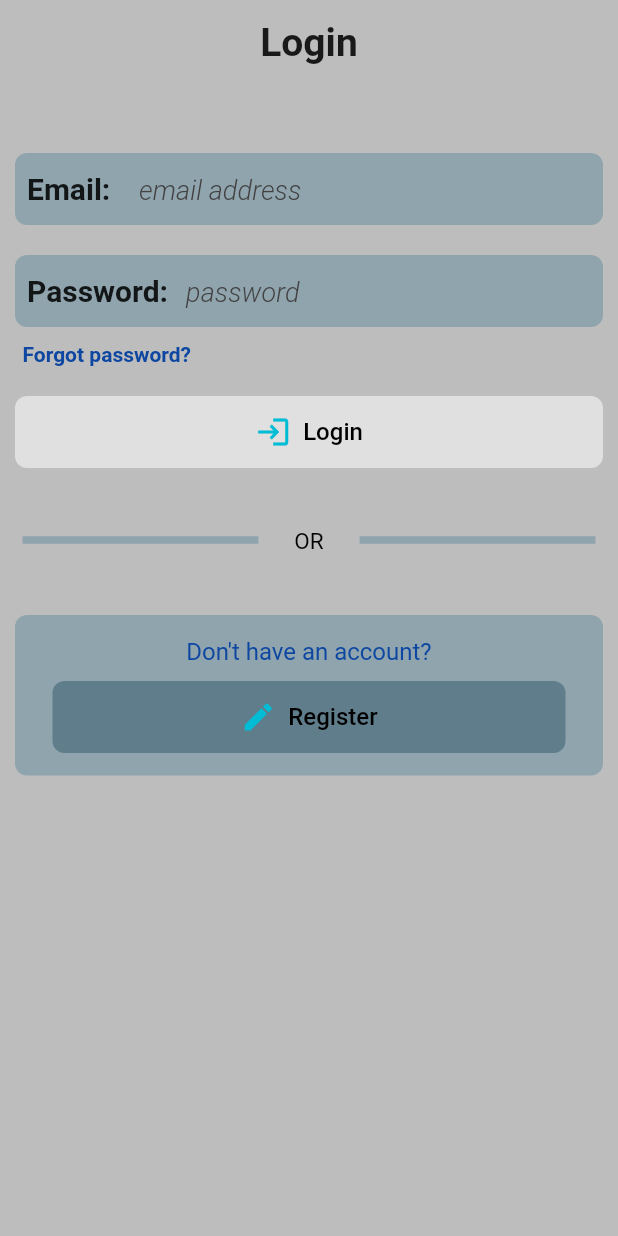
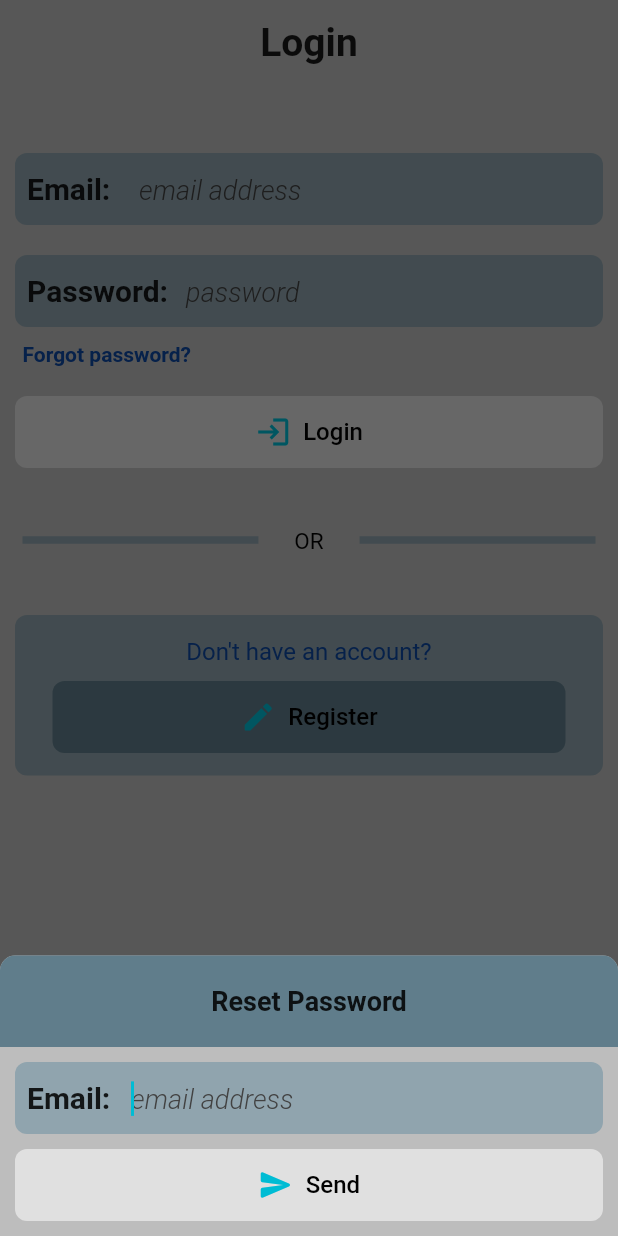
Before and after one commit to amoukaled/tasks_flutter, a Flutter app: the screen it shows after launch, after a tap on "Forgot password?", on a phone screen of 412 x 824 dp. Run offline on Flutter 3.47's test engine with Material 2 defaults, Android fonts, the phone set to English and light mode, and no system bars; our stand-ins replace firebase_auth, firebase_core, flutter_secure_storage, hive; accounts and stored records are empty.

Commit message:
added reset password

```diff
--- /dev/null
+++ b/lib/authentication/forgot_password.dart
@@ -0,0 +1,245 @@
+import 'package:flutter/material.dart';
+import 'package:tasks_flutter/services/auth_service.dart';
+import 'package:tasks_flutter/shared/popup.dart';
+
+class ForgotPassword extends StatefulWidget {
+  @override
+  _ForgotPasswordState createState() => _ForgotPasswordState();
+}
+
+class _ForgotPasswordState extends State<ForgotPassword> {
+  final _shape = RoundedRectangleBorder(
+    borderRadius: BorderRadius.only(
+      topLeft: Radius.circular(10),
+      topRight: Radius.circular(10),
+    ),
+  );
+
+  late TextEditingController _emailCont;
+
+  @override
+  void initState() {
+    super.initState();
+    _emailCont = TextEditingController();
+  }
+
+  @override
+  void dispose() {
+    _emailCont.dispose();
+    super.dispose();
+  }
+
+  void _cancelSheet(BuildContext context) {
+    _emailCont.clear();
+    Navigator.pop(context);
+  }
+
+  bool get isInputValid => AuthService.emailRegEx.hasMatch(_emailCont.text);
+
+  Future<void> _submitSheet(BuildContext context) async {
+    String email = _emailCont.text;
+
+    // Authentication
+    dynamic result;
+
+    await Popup.loadingPopup(
+        context: context,
+        callback: () async {
+          result = await AuthService().forgotPassword(email);
+        });
+    if (result != null) {
+      if (result is String) {
+        await Popup.wentWrongWidget(context: context, message: result);
+      }
+    }
+    _cancelSheet(context);
+  }
+
+  @override
+  Widget build(BuildContext context) {
+    return Row(
+      children: [
+        Expanded(
+          child: FittedBox(
+            alignment: Alignment.centerLeft,
+            fit: BoxFit.scaleDown,
+            child: GestureDetector(
+              onTap: () async {
+                await showModalBottomSheet(
+                  enableDrag: false,
+                  shape: _shape,
+                  backgroundColor: Colors.grey[400],
+                  context: context,
+                  isScrollControlled: true,
+                  builder: (context) {
+                    return StatefulBuilder(
+                      builder: (context, setSheetState) {
+                        return WillPopScope(
+                          onWillPop: () async {
+                            _cancelSheet(context);
+                            return true;
+                          },
+                          child: SingleChildScrollView(
+                            scrollDirection: Axis.vertical,
+                            child: Container(
+                              child: Column(
+                                mainAxisSize: MainAxisSize.min,
+                                children: [
+                                  Row(
+                                    children: [
+                                      Expanded(
+                                        child: Container(
+                                          padding: EdgeInsets.symmetric(
+                                              vertical: 20),
+                                          decoration: BoxDecoration(
+                                              color:
+                                                  Theme.of(context).accentColor,
+                                              borderRadius:
+                                                  _shape.borderRadius),
+                                          child: Text(
+                                            "Reset Password",
+                                            style: TextStyle(
+                                                fontSize: 18,
+                                                fontWeight: FontWeight.bold),
+                                            softWrap: true,
+                                            textAlign: TextAlign.center,
+                                          ),
+                                        ),
+                                      ),
+                                    ],
+                                  ),
+                                  SizedBox(
+                                    height: 10,
+                                  ),
+                                  Card(
+                                    margin:
+                                        EdgeInsets.symmetric(horizontal: 10),
+                                    shape: CardTheme.of(context).shape,
+                                    color: CardTheme.of(context).color,
+                                    elevation: CardTheme.of(context).elevation,
+                                    child: Row(
+                                      children: <Widget>[
+                                        Expanded(
+                                          flex: 1,
+                                          child: Padding(
+                                            padding:
+                                                const EdgeInsets.only(left: 8),
+                                            child: FittedBox(
+                                              fit: BoxFit.scaleDown,
+                                              alignment: Alignment.centerLeft,
+                                              child: Text(
+                                                "Email:",
+                                                style: TextStyle(
+                                                  fontSize: 20,
+                                                  fontWeight: FontWeight.bold,
+                                                ),
+                                              ),
+                                            ),
+                                          ),
+                                        ),
+                                        Expanded(
+                                          flex: 5,
+                                          child: TextField(
+                                            autofocus: true,
+                                            onChanged: (_) {
+                                              setSheetState(() {});
+                                            },
+                                            controller: _emailCont,
+                                            maxLines: 1,
+                                            keyboardType: TextInputType.text,
+                                            textCapitalization:
+                                                TextCapitalization.sentences,
+                                            textAlign: TextAlign.start,
+                                            decoration: InputDecoration(
+                                              counterText: '',
+                                              hintText: 'email address',
+                                              hintStyle: TextStyle(
+                                                fontSize: 18,
+                                                color: Colors.grey[800],
+                                                fontWeight: FontWeight.w300,
+                                                fontStyle: FontStyle.italic,
+                                              ),
+                                              border: InputBorder.none,
+                                              fillColor: Colors.transparent,
+                                              filled: true,
+                                            ),
+                                            style: TextStyle(
+                                              fontSize: 20,
+                                              color: Colors.black,
+                                            ),
+                                          ),
+                                        ),
+                                      ],
+                                    ),
+                                  ),
+                                  SizedBox(
+                                    height: 10,
+                                  ),
+                                  IntrinsicHeight(
+                                    child: Row(
+                                      crossAxisAlignment:
+                                          CrossAxisAlignment.stretch,
+                                      children: [
+                                        Expanded(
+                                          child: Padding(
+                                            padding: const EdgeInsets.symmetric(
+                                                horizontal: 10),
+                                            child: TextButton.icon(
+                                              icon: Icon(
+                                                Icons.send_rounded,
+                                                color:
+                                                    IconTheme.of(context).color,
+                                              ),
+                                              style: ButtonStyle(
+                                                  backgroundColor:
+                                                      TextButtonTheme.of(
+                                                              context)
+                                                          .style!
+                                                          .backgroundColor,
+                                                  shape: TextButtonTheme.of(
+                                                          context)
+                                                      .style!
+                                                      .shape),
+                                              label: Text(
+                                                "Send",
+                                                style: TextStyle(
+                                                    color: Colors.black,
+                                                    fontSize: 16),
+                                              ),
+                                              onPressed: (isInputValid)
+                                                  ? () async {
+                                                      await _submitSheet(
+                                                          context);
+                                                    }
+                                                  : null,
+                                            ),
+                                          ),
+                                        ),
+                                      ],
+                                    ),
+                                  ),
+                                  SizedBox(height: 10),
+                                ],
+                              ),
+                            ),
+                          ),
+                        );
+                      },
+                    );
+                  },
+                );
+              },
+              child: Text(
+                "Forgot password?",
+                style: TextStyle(
+                  color: Colors.blue[900],
+                  fontWeight: FontWeight.bold,
+                ),
+              ),
+            ),
+          ),
+        ),
+      ],
+    );
+  }
+}
--- a/lib/authentication/login.dart
+++ b/lib/authentication/login.dart
@@ -1,4 +1,5 @@
 import 'package:flutter/material.dart';
+import 'package:tasks_flutter/authentication/forgot_password.dart';
 import 'package:tasks_flutter/services/auth_service.dart';
 import 'package:tasks_flutter/shared/popup.dart';
 
@@ -209,27 +210,7 @@ class _LoginState extends State<Login> {
             ),
             Padding(
               padding: const EdgeInsets.only(left: 15),
-              child: Row(
-                children: [
-                  Expanded(
-                    child: FittedBox(
-                      alignment: Alignment.centerLeft,
-                      fit: BoxFit.scaleDown,
-                      child: GestureDetector(
-                        onTap: () {
-                          print("tapped");
-                        },
-                        child: Text(
-                          "Forgot password?",
-                          style: TextStyle(
-                              color: Colors.blue[900],
-                              fontWeight: FontWeight.bold),
-                        ),
-                      ),
-                    ),
-                  ),
-                ],
-              ),
+              child: ForgotPassword(),
             ),
             SizedBox(height: 20),
             IntrinsicHeight(
--- a/lib/services/auth_service.dart
+++ b/lib/services/auth_service.dart
@@ -44,6 +44,16 @@ class AuthService {
     }
   }
 
+  Future<dynamic> forgotPassword(String email) async {
+    try {
+      await _auth.sendPasswordResetEmail(email: email);
+      return true;
+    } catch (e) {
+      print(e);
+      return "Something went wrong";
+    }
+  }
+
   Future<void> signOut() async {
     await _auth.signOut();
   }
```
